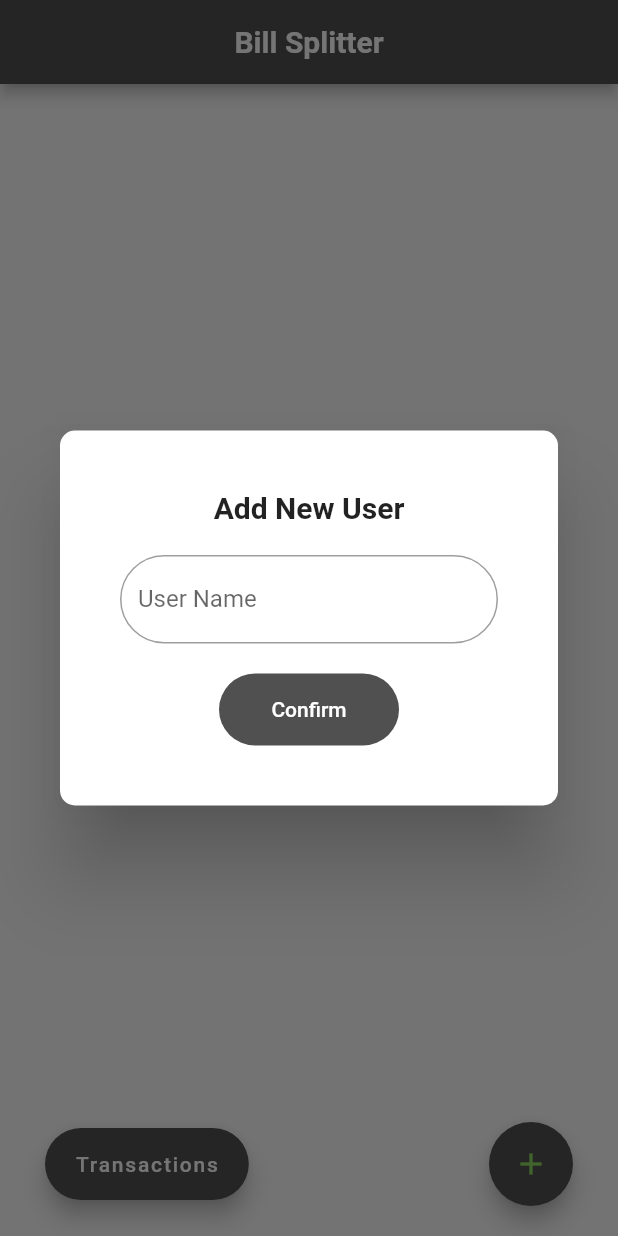
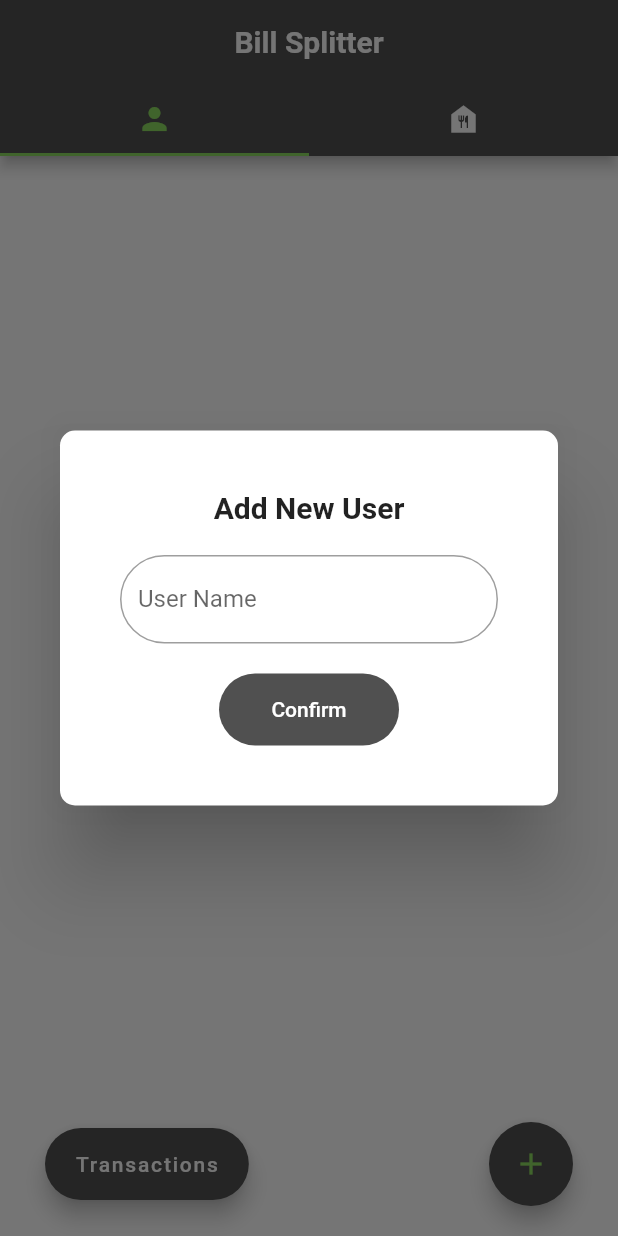
Before and after one commit to Rusab/bill_splitter, a Flutter app: the screen it shows after launch, after a tap on the "add" icon, on a phone screen of 412 x 824 dp. Run offline on Flutter 3.47's test engine with Material 2 defaults, Android fonts, the phone set to English and light mode, and no system bars.

Commit message:
implements tabview

```diff
--- a/lib/screens/homescreen.dart
+++ b/lib/screens/homescreen.dart
@@ -1,4 +1,5 @@
 import 'package:bill_splitter/main.dart';
+import 'package:bill_splitter/models/lists.dart';
 import 'package:bill_splitter/screens/itemscreen.dart';
 import 'package:flutter/material.dart';
 import 'package:bill_splitter/colors.dart';
@@ -171,14 +172,82 @@ class newUserDialog extends StatelessWidget {
 }
 
 class HomeScreen extends StatefulWidget {
-  const HomeScreen({
+  const HomeScreen({Key? key}) : super(key: key);
+
+  @override
+  _HomeScreenState createState() => _HomeScreenState();
+}
+
+class _HomeScreenState extends State<HomeScreen>
+    with SingleTickerProviderStateMixin {
+  int current_page_index = 0;
+  String title = 'Bill Splitter';
+  late TabController _tabController;
+
+  @override
+  void initState() {
+    super.initState();
+    _tabController = TabController(vsync: this, length: 2);
+  }
+
+  @override
+  Widget build(BuildContext context) {
+    return Scaffold(
+      appBar: AppBar(
+        title: Center(
+          child: Text(
+            title,
+            style: TextStyle(fontWeight: FontWeight.bold),
+          ),
+        ),
+        backgroundColor: primaryColor,
+        bottom: TabBar(
+          controller: _tabController,
+          indicatorColor: accentColor,
+          unselectedLabelColor: Colors.white,
+          labelColor: accentColor,
+          tabs: [
+            Tab(icon: Icon(Icons.person)),
+            Tab(icon: Icon(Icons.food_bank)),
+          ],
+          onTap: (newIndex) {
+            _tabController.animateTo(newIndex,
+                duration: Duration(milliseconds: 100), curve: Curves.ease);
+          },
+        ),
+      ),
+      body: TabBarView(
+        controller: _tabController,
+        /* onTabChange: (index) {
+          setState(() {
+            current_page_index = index;
+            switch (current_page_index) {
+              case 0:
+                title = "Bill Splitter";
+                break;
+              case 1:
+                title = "Item List";
+                break;
+            }
+          });
+        },*/
+        children: <Widget>[UserListScreen(), ItemScreen()],
+        physics: BouncingScrollPhysics(),
+      ),
+    );
+  }
+}
+
+class UserListScreen extends StatefulWidget {
+  const UserListScreen({
     Key? key,
   }) : super(key: key);
   @override
-  State<HomeScreen> createState() => _userListState();
+  State<UserListScreen> createState() => _userListState();
 }
 
-class _userListState extends State<HomeScreen> {
+class _userListState extends State<UserListScreen>
+    with AutomaticKeepAliveClientMixin {
   final List<UserData> _userList = [];
   final GlobalKey<AnimatedListState> _key = GlobalKey();
 
@@ -241,18 +310,9 @@ class _userListState extends State<HomeScreen> {
       }
     }
 
-    return Scaffold(
-        appBar: AppBar(
-          title: Center(
-            child: Text(
-              'Bill Splitter',
-              style: TextStyle(fontWeight: FontWeight.bold),
-            ),
-          ),
-          backgroundColor: primaryColor,
-        ),
-        body: Stack(
-          children: [
+    return Container(
+      color: Colors.white,
+      child: Stack(children: [
         Column(
           crossAxisAlignment: CrossAxisAlignment.center,
           children: [
@@ -273,8 +333,7 @@ class _userListState extends State<HomeScreen> {
               ),
             )),
             Padding(
-                  padding:
-                      const EdgeInsets.symmetric(horizontal: 30, vertical: 20),
+              padding: const EdgeInsets.symmetric(horizontal: 30, vertical: 20),
               child: Row(
                 mainAxisAlignment: MainAxisAlignment.spaceBetween,
                 children: [
@@ -293,14 +352,10 @@ class _userListState extends State<HomeScreen> {
             ),
           ],
         ),
-            SizedBox(
-                height: 600,
-                width: 600,
-                child: GestureDetector(
-                  onHorizontalDragEnd: (DragEndDetails details) =>
-                      nextScreen(context),
-                )),
-          ],
-        ));
+      ]),
+    );
   }
+
+  @override
+  bool get wantKeepAlive => true;
 }
--- a/lib/screens/itemscreen.dart
+++ b/lib/screens/itemscreen.dart
@@ -12,7 +12,8 @@ class ItemEntry extends StatefulWidget {
   State<ItemEntry> createState() => _ItemEntryState();
 }
 
-class _ItemEntryState extends State<ItemEntry> {
+class _ItemEntryState extends State<ItemEntry>
+    with AutomaticKeepAliveClientMixin {
   final double _height = 80;
 
   double _crossHeight = 0;
@@ -28,7 +29,7 @@ class _ItemEntryState extends State<ItemEntry> {
         child: Container(
           height: _height,
           width: (MediaQuery.of(context).size.width - 30),
-          margin: const EdgeInsets.all(10.0),
+          margin: const EdgeInsets.all(4.0),
           child: Stack(
             children: [
               Padding(
@@ -103,6 +104,8 @@ class _ItemEntryState extends State<ItemEntry> {
       )
     ]);
   }
+
+  bool get wantKeepAlive => true;
 }
 
 class newItemDialog extends StatelessWidget {
@@ -159,7 +162,8 @@ class ItemScreen extends StatefulWidget {
   State<ItemScreen> createState() => _itemListState();
 }
 
-class _itemListState extends State<ItemScreen> {
+class _itemListState extends State<ItemScreen>
+    with AutomaticKeepAliveClientMixin {
   final List<ItemData> __itemDataList = [];
   final GlobalKey<AnimatedListState> _key = GlobalKey();
 
@@ -222,16 +226,6 @@ class _itemListState extends State<ItemScreen> {
     }
 
     return Scaffold(
-        appBar: AppBar(
-          automaticallyImplyLeading: false,
-          title: Center(
-            child: Text(
-              'Item List',
-              style: TextStyle(fontWeight: FontWeight.bold),
-            ),
-          ),
-          backgroundColor: primaryColor,
-        ),
         body: Stack(
       children: [
         Column(
@@ -248,14 +242,12 @@ class _itemListState extends State<ItemScreen> {
                       sizeFactor: animation,
                       child: ItemEntry(
                           item: __itemDataList[index],
-                              deleteItem: () =>
-                                  _remove_itemData(index, context)));
+                          deleteItem: () => _remove_itemData(index, context)));
                 },
               ),
             )),
             Padding(
-                  padding:
-                      const EdgeInsets.symmetric(horizontal: 30, vertical: 20),
+              padding: const EdgeInsets.symmetric(horizontal: 30, vertical: 20),
               child: Row(
                 mainAxisAlignment: MainAxisAlignment.end,
                 children: [
@@ -269,14 +261,10 @@ class _itemListState extends State<ItemScreen> {
             ),
           ],
         ),
-            SizedBox(
-                height: 600,
-                width: 600,
-                child: GestureDetector(
-                  onHorizontalDragEnd: (DragEndDetails details) =>
-                      lastScreen(context),
-                ))
       ],
     ));
   }
+
+  @override
+  bool get wantKeepAlive => true;
 }
```
Lines whose indentation alone changed are shown as unchanged.
